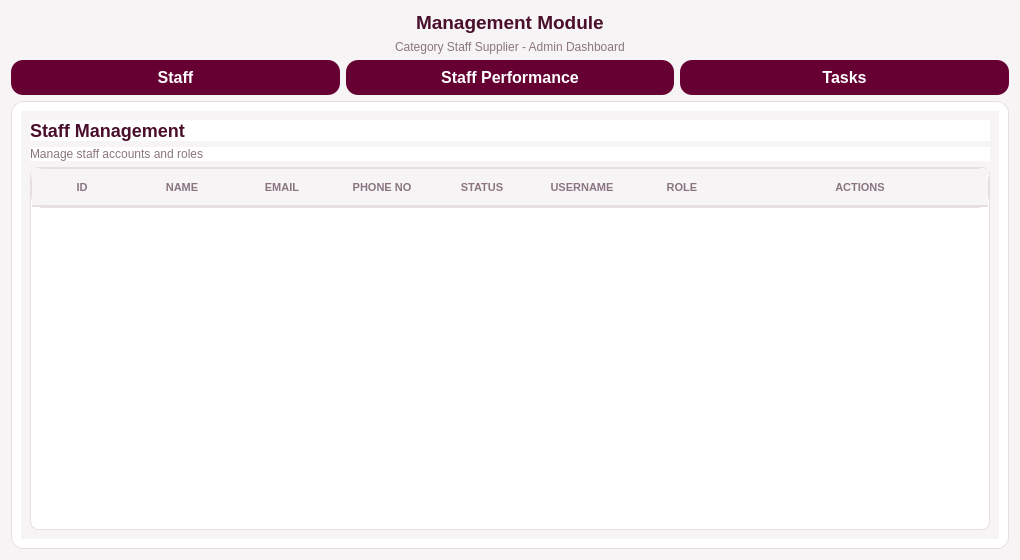
kriitikat/Sajilo-Bazarr, file ui/staff.ui: the form before one commit.
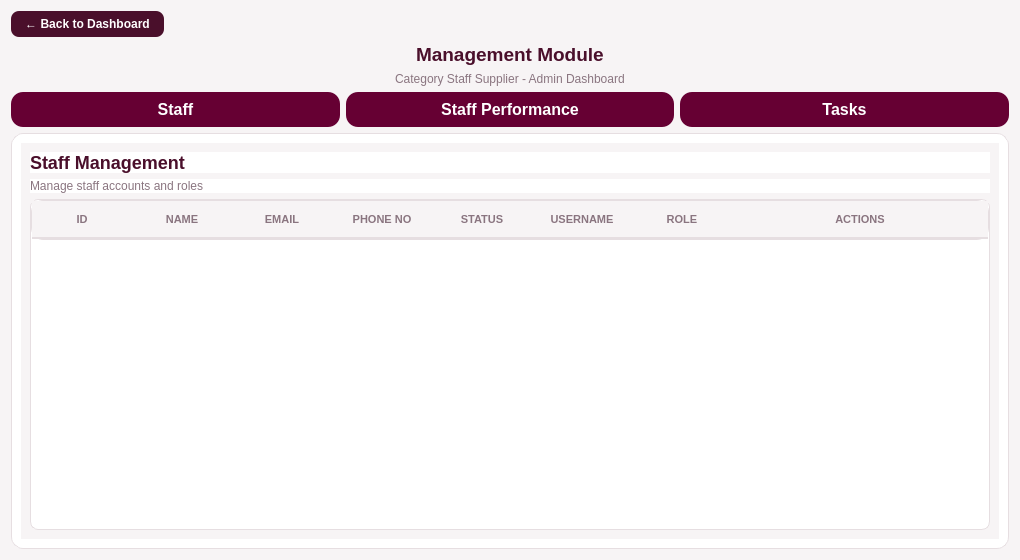
The form after the commit.

Commit message: Made baseclass for back to dashboard feature to all pages in admindashboard

The edit to the form file:
```diff
--- a/ui/staff.ui
+++ b/ui/staff.ui
@@ -106,6 +106,36 @@
 }</string>
   </property>
   <layout class="QVBoxLayout" name="verticalLayout_7">
+   <item>
+    <layout class="QHBoxLayout" name="topBarLayout">
+     <item>
+      <widget class="QPushButton" name="btnBackToDashboard">
+       <property name="cursor">
+        <cursorShape>PointingHandCursor</cursorShape>
+       </property>
+       <property name="styleSheet">
+        <string notr="true">QPushButton { background-color: #4A0F2B; color: #FFFFFF; border: none; border-radius: 8px; padding: 6px 14px; font-size: 12px; font-weight: bold; } QPushButton:hover { background-color: #660033; }</string>
+       </property>
+       <property name="text">
+        <string>← Back to Dashboard</string>
+       </property>
+      </widget>
+     </item>
+     <item>
+      <spacer name="topBarSpacer">
+       <property name="orientation">
+        <enum>Qt::Orientation::Horizontal</enum>
+       </property>
+       <property name="sizeHint" stdset="0">
+        <size>
+         <width>40</width>
+         <height>20</height>
+        </size>
+       </property>
+      </spacer>
+     </item>
+    </layout>
+   </item>
    <item alignment="Qt::AlignmentFlag::AlignHCenter">
     <widget class="QLabel" name="ManagementModuletitle">
      <property name="minimumSize">
```
The commit also changes 17 other files.
